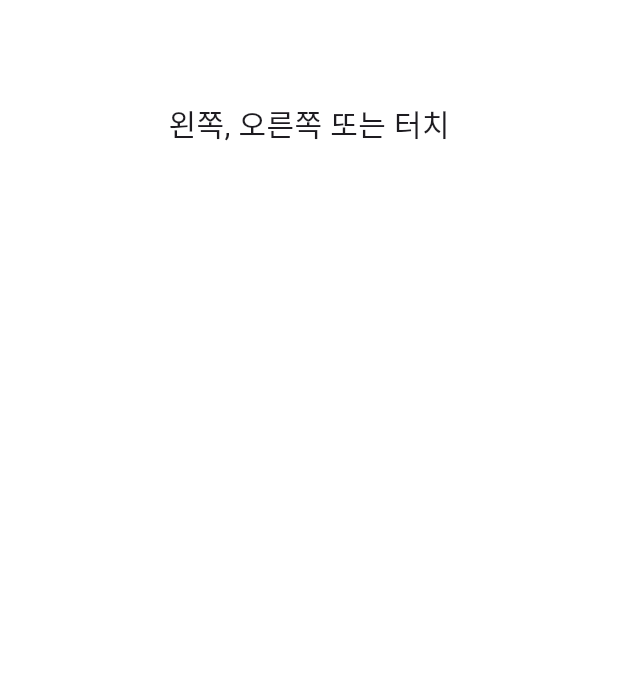
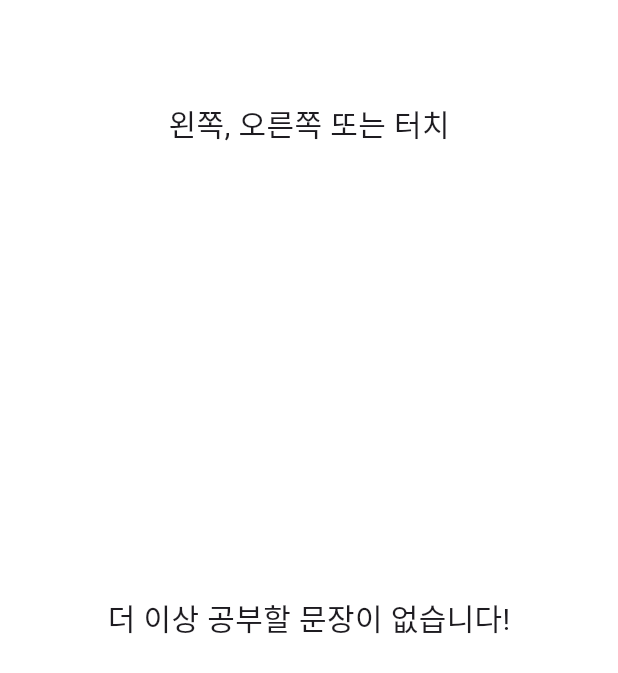
Before and after one commit to TaeBbong/qwer-english, a Flutter app: the IndexPage screen opened by its route, on a phone screen of 412 x 824 dp. Shown: the top 673 px of the screen. Run offline on Flutter 3.47's test engine with Material 3 defaults, Android fonts, the phone set to English and light mode, and no system bars; drawn by our look-alikes of appinio_swiper; our stand-ins replace flip_card, get, sqflite; accounts and stored records are empty.

Commit message:
feat: Update dataset, fix 0 issue

```diff
--- a/lib/pages/index_page.dart
+++ b/lib/pages/index_page.dart
@@ -36,14 +36,15 @@ class _IndexPageState extends State<IndexPage> {
             Container(
               height: MediaQuery.of(context).size.height * 0.6,
               width: MediaQuery.of(context).size.width * 0.9,
-              child: AppinioSwiper(
+              child: controller.phrases.isNotEmpty
+                  ? AppinioSwiper(
                       cardCount: controller.phrases.length,
                       onSwipeBegin: (previousIndex, targetIndex, activity) {
                         setState(() {
                           print('$targetIndex, $swipeDirection');
                           if (swipeDirection == Direction.left) {
-                      controller
-                          .updateData(controller.phrases[targetIndex - 1]);
+                            controller.updateData(
+                                controller.phrases[targetIndex - 1]);
                           } else if (swipeDirection == Direction.right) {}
                           swipeDirection = Direction.center;
                         });
@@ -73,7 +74,10 @@ class _IndexPageState extends State<IndexPage> {
                               status: CardStatus.back),
                         );
                       },
-              ),
+                    )
+                  : Center(
+                      child: Text('더 이상 공부할 문장이 없습니다!',
+                          style: TextStyle(fontSize: 20))),
             ),
             Container(
               height: MediaQuery.of(context).size.height * 0.2,
--- a/lib/services/main_service.dart
+++ b/lib/services/main_service.dart
@@ -88,9 +88,7 @@ class MainService extends GetxService {
       db = await openDatabase(dbpath);
       // Data: select * from table where isDone = false; [0:10]
       data = await SqliteHelper(db: db).fetchAll();
-      if (data.length > 10) {
-        data = data.sublist(0, 10);
-      }
+      data.shuffle();
       controller.fetchData(data);
     }
   }
```
Also changed, not shown: 1 other file. Lines whose indentation alone changed are shown as unchanged.
